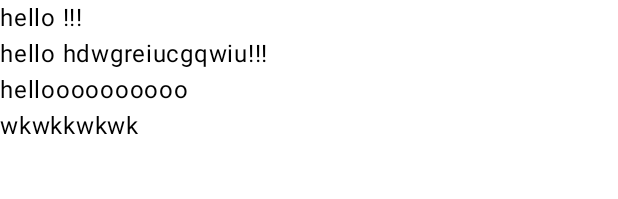
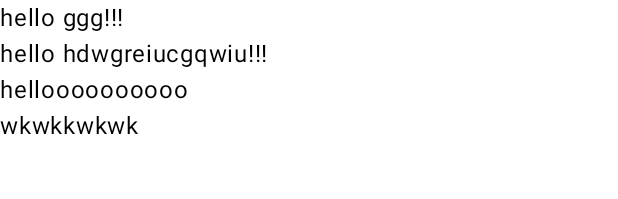
Before and after one commit to sfiorenzaaa/labweek7, an Android app built with Jetpack Compose: the @Preview function HomeViewPreview, on a phone screen of 412 x 824 dp. Shown: the top 199 px of the screen. Run offline under Robolectric (Android 15) with nearby library versions, the phone set to English and light mode, and no system bars.

Commit message:
updatehomeview3

```diff
--- a/app/src/main/java/com/shannon/myapplication/homeview.kt
+++ b/app/src/main/java/com/shannon/myapplication/homeview.kt
@@ -10,7 +10,7 @@ import com.shannon.myapplication.ui.theme.MyApplicationTheme
 fun HomeView(){
     Column {
         Text (
-            text = "hello !!!"
+            text = "hello ggg!!!"
 
         )
         Text (
```
